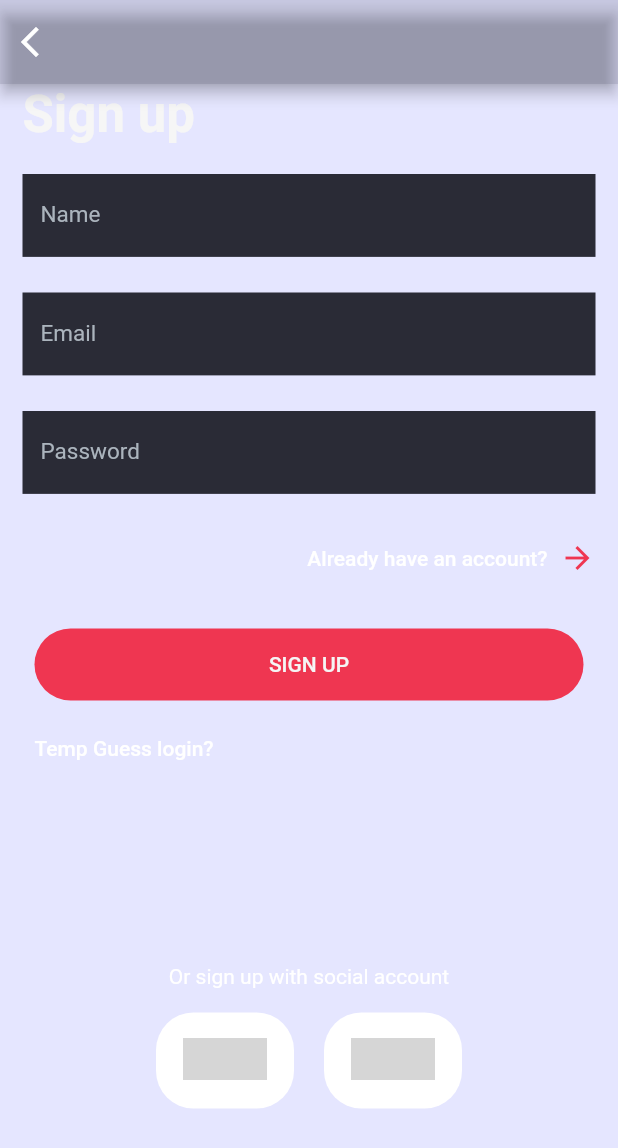
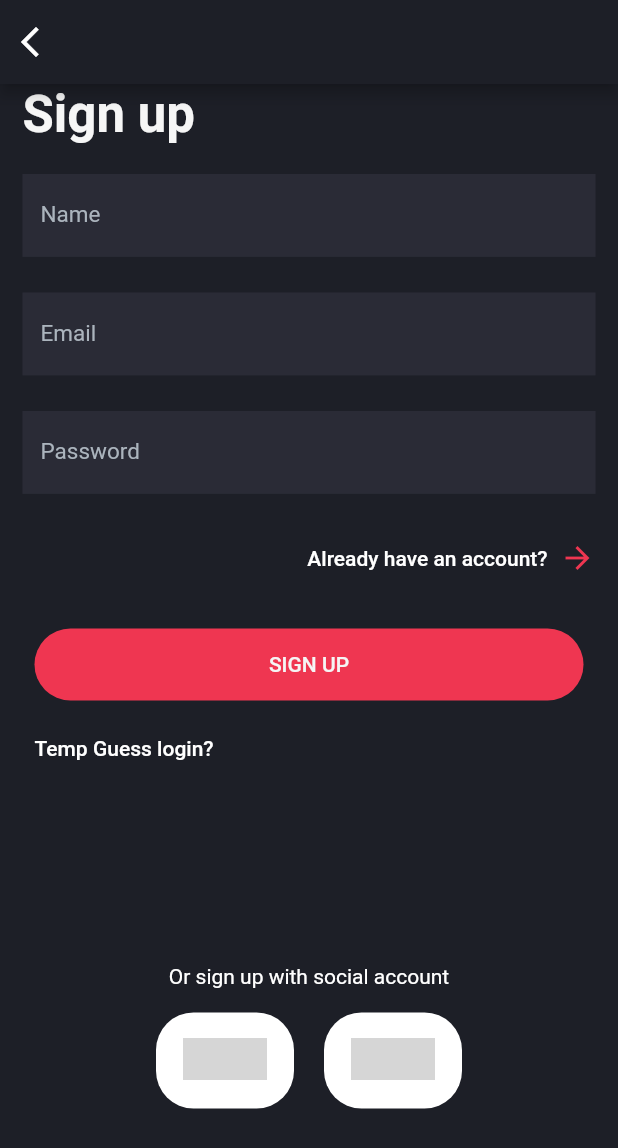
Before and after one commit to aisivan36/ui_ecommerce, a Flutter app: the screen it shows after launch, on a phone screen of 412 x 824 dp. Shown: the top 1148 px of the screen. Run offline on Flutter 3.47's test engine with Material 2 defaults, Android fonts, the phone set to English and light mode, and no system bars; network calls fail; grey boxes are pictures that could not be loaded.

Commit message:
had been fixed for nowadays

```diff
--- a/lib/main.dart
+++ b/lib/main.dart
@@ -31,15 +31,26 @@ class MyApp extends StatelessWidget {
 
         // primarySwatch: Palette.kToDark,
         colorScheme: const ColorScheme.dark(
-          primary: Color(0x1E1F28ff),
+          primary: Color(0xff1d1f27),
+        ),
+
+        bottomNavigationBarTheme: const BottomNavigationBarThemeData(
+          selectedItemColor: Colors.red,
+          showUnselectedLabels: true,
+          unselectedItemColor: Color(0xffabb4bd),
+          type: BottomNavigationBarType.fixed,
+          selectedLabelStyle: TextStyle(fontSize: 11),
+          unselectedLabelStyle: TextStyle(fontSize: 11),
+          selectedIconTheme: IconThemeData(size: 33),
+          unselectedIconTheme: IconThemeData(size: 33),
         ),
 
         // primaryColor: const Color(0x1E1F28ff),
         // backgroundColor: const Color(0x1E1F28ff),
-        scaffoldBackgroundColor: const Color(0x1E1F28ff),
+        scaffoldBackgroundColor: const Color(0xff1d1f27),
 
         appBarTheme: const AppBarTheme(
-          color: Color(0x1E242546),
+          color: Color(0xff1d1f27),
         ),
       ),
       home: const SignUpPage(),
```
Also changed, not shown: lib/screens/tabbar.dart (+42 -85 lines).
